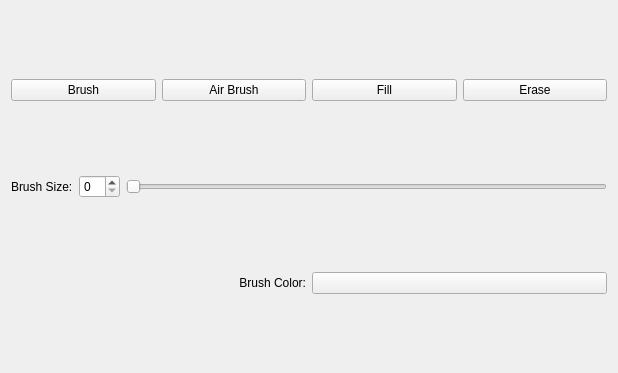
zxjorge/SpriteED, file brushproperties.ui: the form before one commit.
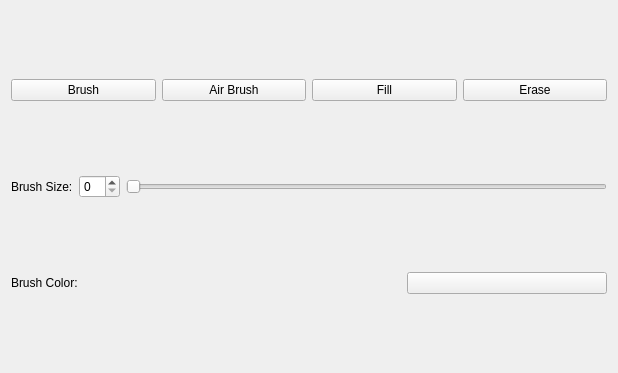
The form after the commit.

Commit message: Implemented color changing for brush and implemented eraser

```diff
--- a/brushproperties.ui
+++ b/brushproperties.ui
@@ -92,16 +92,41 @@
      </property>
      <item>
       <widget class="QLabel" name="label">
+       <property name="sizePolicy">
+        <sizepolicy hsizetype="Minimum" vsizetype="Preferred">
+         <horstretch>0</horstretch>
+         <verstretch>0</verstretch>
+        </sizepolicy>
+       </property>
        <property name="text">
         <string>Brush Color:</string>
        </property>
        <property name="alignment">
-        <set>Qt::AlignRight|Qt::AlignTrailing|Qt::AlignVCenter</set>
+        <set>Qt::AlignLeading|Qt::AlignLeft|Qt::AlignVCenter</set>
        </property>
       </widget>
      </item>
+     <item>
+      <spacer name="horizontalSpacer">
+       <property name="orientation">
+        <enum>Qt::Horizontal</enum>
+       </property>
+       <property name="sizeHint" stdset="0">
+        <size>
+         <width>40</width>
+         <height>20</height>
+        </size>
+       </property>
+      </spacer>
+     </item>
      <item>
       <widget class="QPushButton" name="colorPaletteButton">
+       <property name="minimumSize">
+        <size>
+         <width>200</width>
+         <height>0</height>
+        </size>
+       </property>
        <property name="autoFillBackground">
         <bool>false</bool>
        </property>
```
The commit also changes 2 other files.
